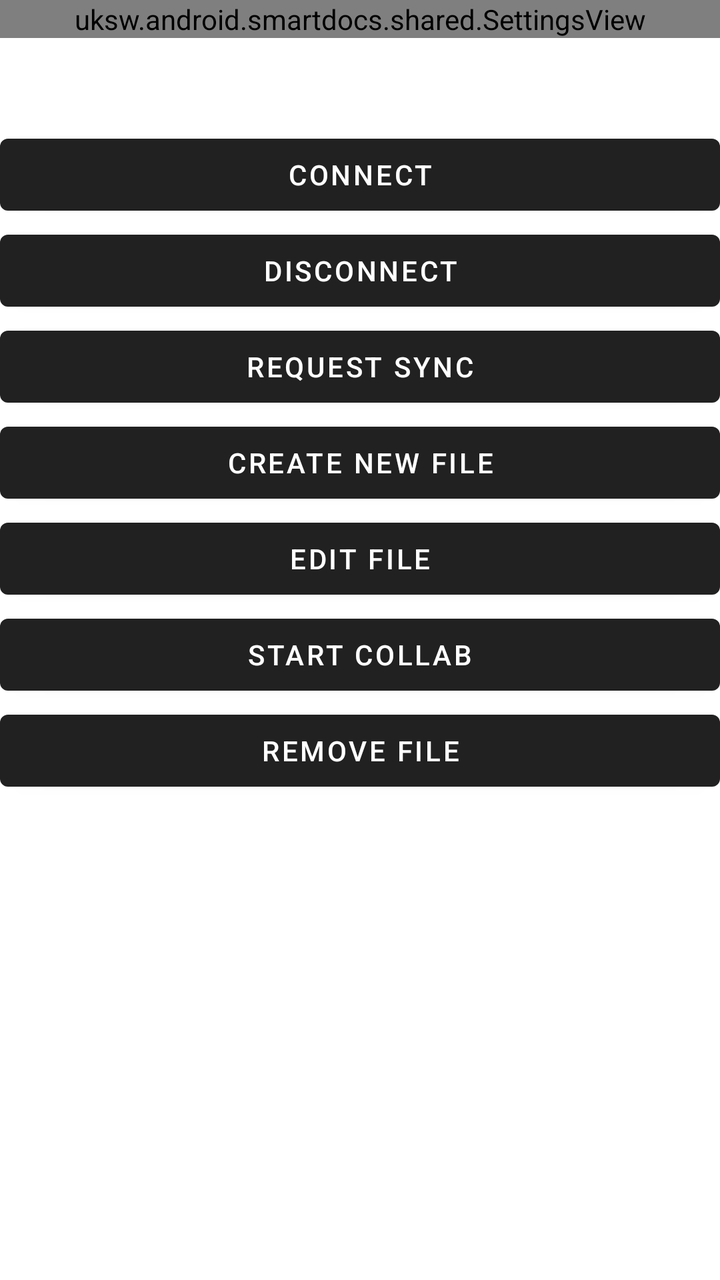
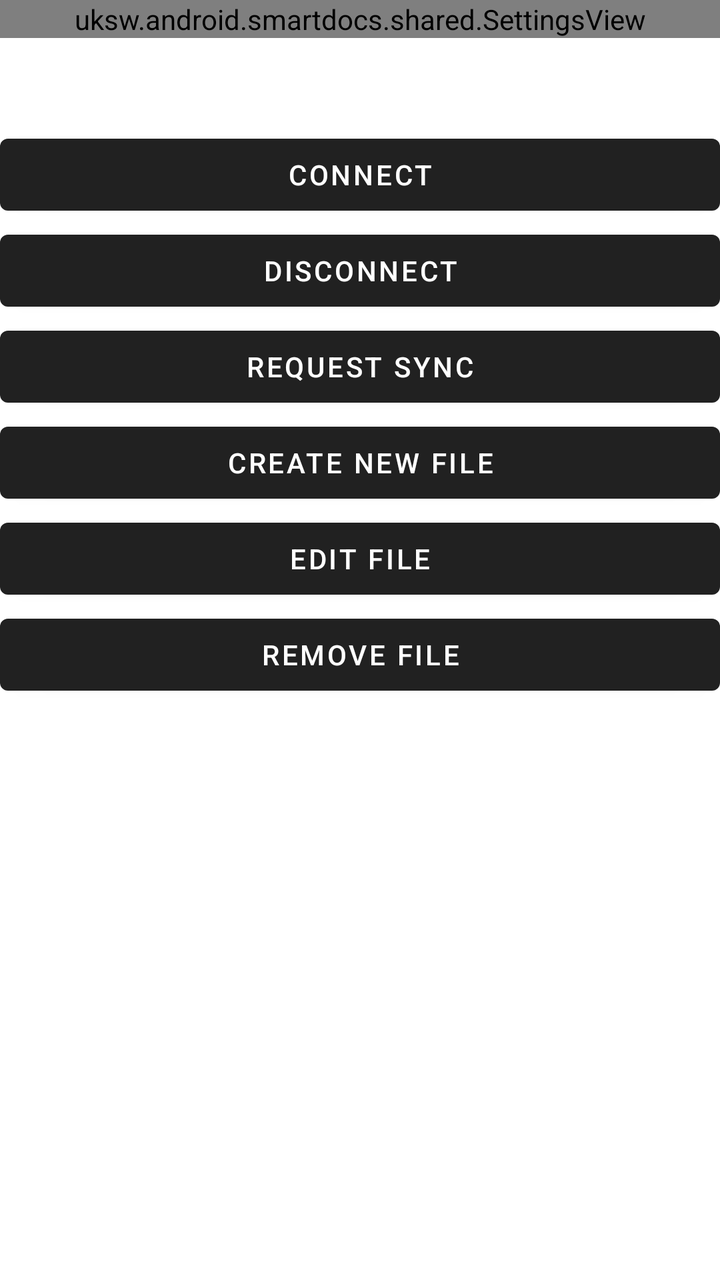

Before-and-after screenshots of an Android layout around one commit, followed by the original layout XML and the change that was made.
<!-- AndroidManifest.xml: application theme Theme.SmartDocs -->
<!-- res/layout/activity_main.xml -->
<?xml version="1.0" encoding="utf-8"?>
<LinearLayout xmlns:android="http://schemas.android.com/apk/res/android"
    xmlns:tools="http://schemas.android.com/tools"
    android:id="@+id/main"
    android:layout_width="match_parent"
    android:layout_height="match_parent"
    android:layout_margin="18dp"
    android:orientation="vertical"
    tools:context=".MainActivity">

    <uksw.android.smartdocs.shared.SettingsView
        android:id="@+id/settings_view"
        android:layout_width="match_parent"
        android:layout_height="wrap_content"
        android:layout_marginBottom="10dp" />

    <TextView
        android:id="@+id/textview_status"
        android:layout_width="match_parent"
        android:layout_height="wrap_content"
        android:layout_marginBottom="10dp"
        android:textSize="18sp" />

    <Button
        android:id="@+id/button_connect"
        android:layout_width="match_parent"
        android:layout_height="wrap_content"
        android:text="@string/connect" />

    <Button
        android:id="@+id/button_disconnect"
        android:layout_width="match_parent"
        android:layout_height="wrap_content"
        android:text="@string/disconnect" />

    <Button
        android:id="@+id/button_sync"
        android:layout_width="match_parent"
        android:layout_height="wrap_content"
        android:text="@string/request_sync" />

    <Button
        android:id="@+id/button_create"
        android:layout_width="match_parent"
        android:layout_height="wrap_content"
        android:text="@string/create_file" />

    <Button
        android:id="@+id/button_edit"
        android:layout_width="match_parent"
        android:layout_height="wrap_content"
        android:text="@string/edit_file" />

    <Button
        android:id="@+id/button_col_lab"
        android:layout_width="match_parent"
        android:layout_height="wrap_content"
        android:text="@string/start_col_lab" />

    <Button
        android:id="@+id/button_remove"
        android:layout_width="match_parent"
        android:layout_height="wrap_content"
        android:text="@string/remove_file" />

</LinearLayout>
<!-- resources referenced by this layout -->
<resources>
  <string name="connect">Connect</string>
  <string name="create_file">Create New File</string>
  <string name="disconnect">Disconnect</string>
  <string name="edit_file">Edit File</string>
  <string name="remove_file">Remove File</string>
  <string name="request_sync">Request Sync</string>
  <string name="start_col_lab">Start ColLab</string>
  <style name="Theme.SmartDocs" parent="Base.Theme.SmartDocs" />
  <style name="Base.Theme.SmartDocs" parent="Theme.MaterialComponents.DayNight.DarkActionBar">
          
          
      </style>
</resources>

<!-- the commit's change to res/layout/activity_main.xml (unified diff, before → after) -->
@@ -52,12 +52,6 @@
         android:text="@string/edit_file" />
 
     <Button
-        android:id="@+id/button_col_lab"
-        android:layout_width="match_parent"
-        android:layout_height="wrap_content"
-        android:text="@string/start_col_lab" />
-
-    <Button
         android:id="@+id/button_remove"
         android:layout_width="match_parent"
         android:layout_height="wrap_content"
<!-- resource entries referenced after the edit -->
@@ -6,7 +6,6 @@
   <string name="edit_file">Edit File</string>
   <string name="remove_file">Remove File</string>
   <string name="request_sync">Request Sync</string>
-  <string name="start_col_lab">Start ColLab</string>
   <style name="Theme.SmartDocs" parent="Base.Theme.SmartDocs" />
   <style name="Base.Theme.SmartDocs" parent="Theme.MaterialComponents.DayNight.DarkActionBar">
           
